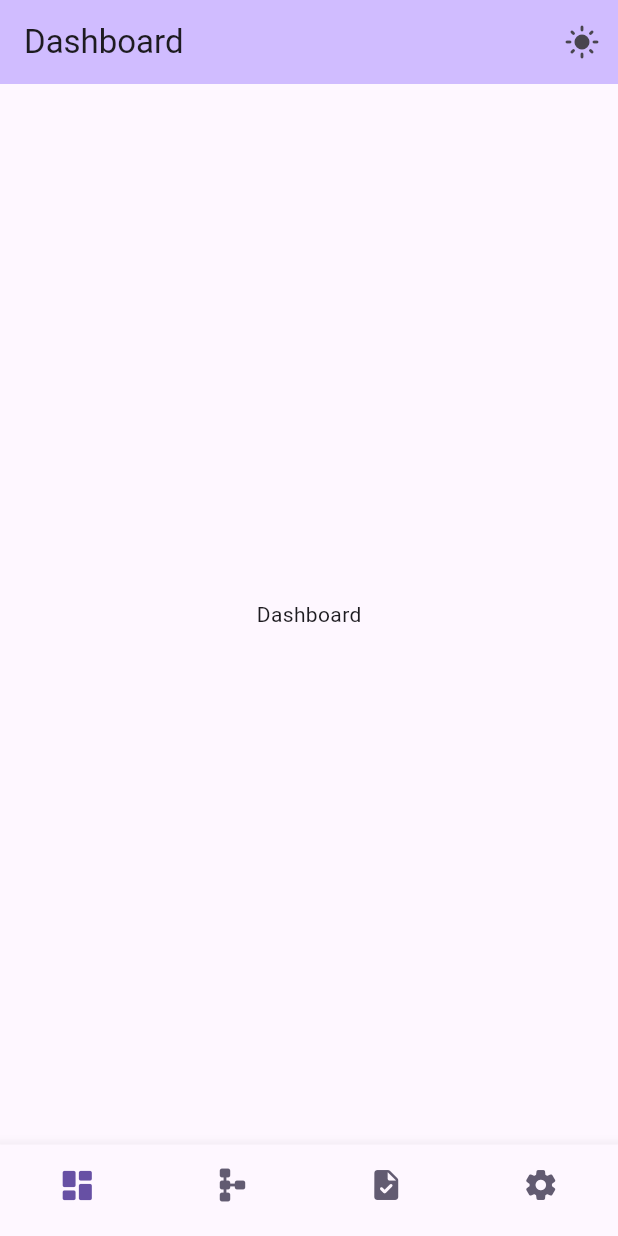
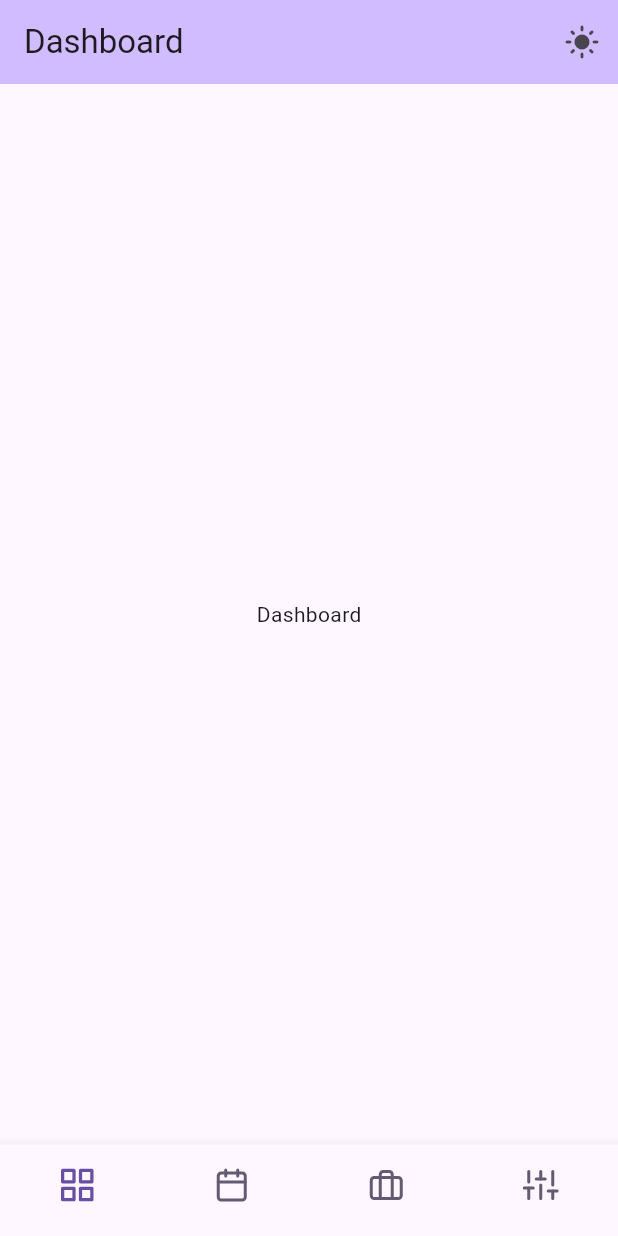
Before and after one commit to on3ss/job-tracker-flutter, a Flutter app: the screen it shows after launch, on a phone screen of 412 x 824 dp. Run offline on Flutter 3.47's test engine with Material 3 defaults, Android fonts, the phone set to English and light mode, and no system bars; our stand-ins replace adaptive_theme, flutter_feather_icons, go_router.

Commit message:
added feather icons

```diff
--- a/lib/widgets/nested_navigation_scaffold.dart
+++ b/lib/widgets/nested_navigation_scaffold.dart
@@ -1,4 +1,5 @@
 import 'package:flutter/material.dart';
+import 'package:flutter_feather_icons/flutter_feather_icons.dart';
 import 'package:go_router/go_router.dart';
 
 class ScaffoldWithNestedNavigation extends StatelessWidget {
@@ -32,19 +33,19 @@ class ScaffoldWithNestedNavigation extends StatelessWidget {
         ),
         items: const [
           BottomNavigationBarItem(
-            icon: Icon(Icons.dashboard_rounded),
+            icon: Icon(FeatherIcons.grid),
             label: '',
           ),
           BottomNavigationBarItem(
-            icon: Icon(Icons.schema_rounded),
+            icon: Icon(FeatherIcons.calendar),
             label: '',
           ),
           BottomNavigationBarItem(
-            icon: Icon(Icons.task_rounded),
+            icon: Icon(FeatherIcons.briefcase),
             label: '',
           ),
           BottomNavigationBarItem(
-            icon: Icon(Icons.settings_rounded),
+            icon: Icon(FeatherIcons.sliders),
             label: '',
           ),
         ],
--- a/pubspec.yaml
+++ b/pubspec.yaml
@@ -38,6 +38,7 @@ dependencies:
   google_fonts: ^6.2.1
   adaptive_theme: ^3.6.0
   flutter_hooks: ^0.20.5
+  flutter_feather_icons: ^2.0.0+1
 
 dev_dependencies:
   flutter_test:
```
Also changed, not shown: pubspec.lock.
